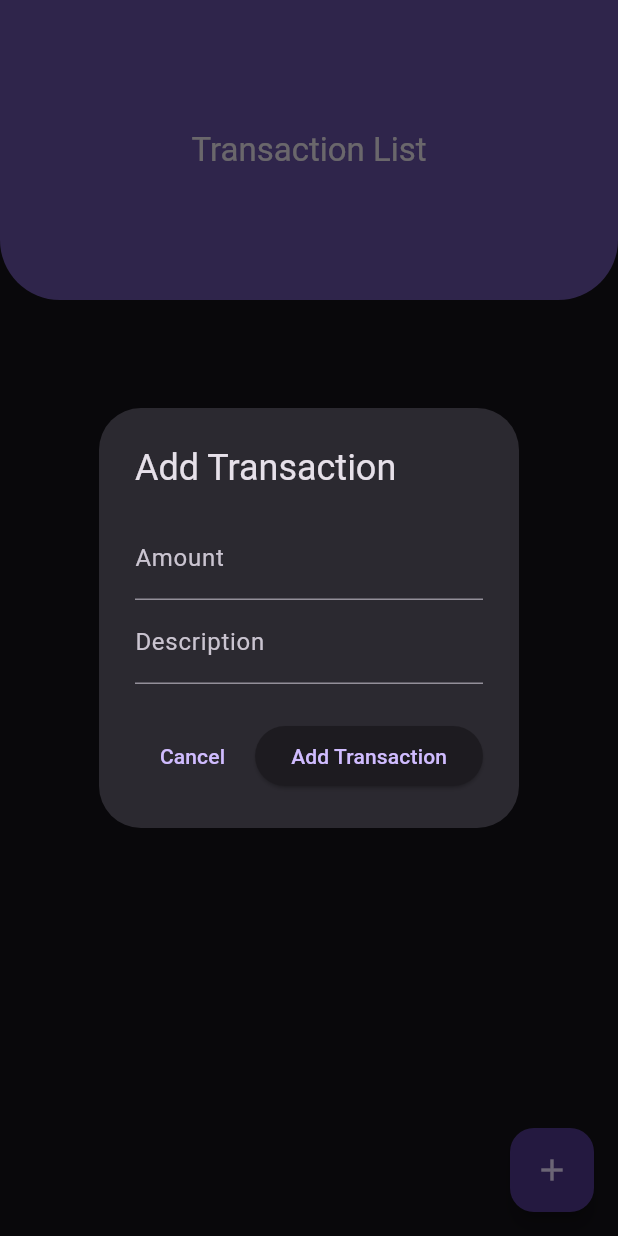
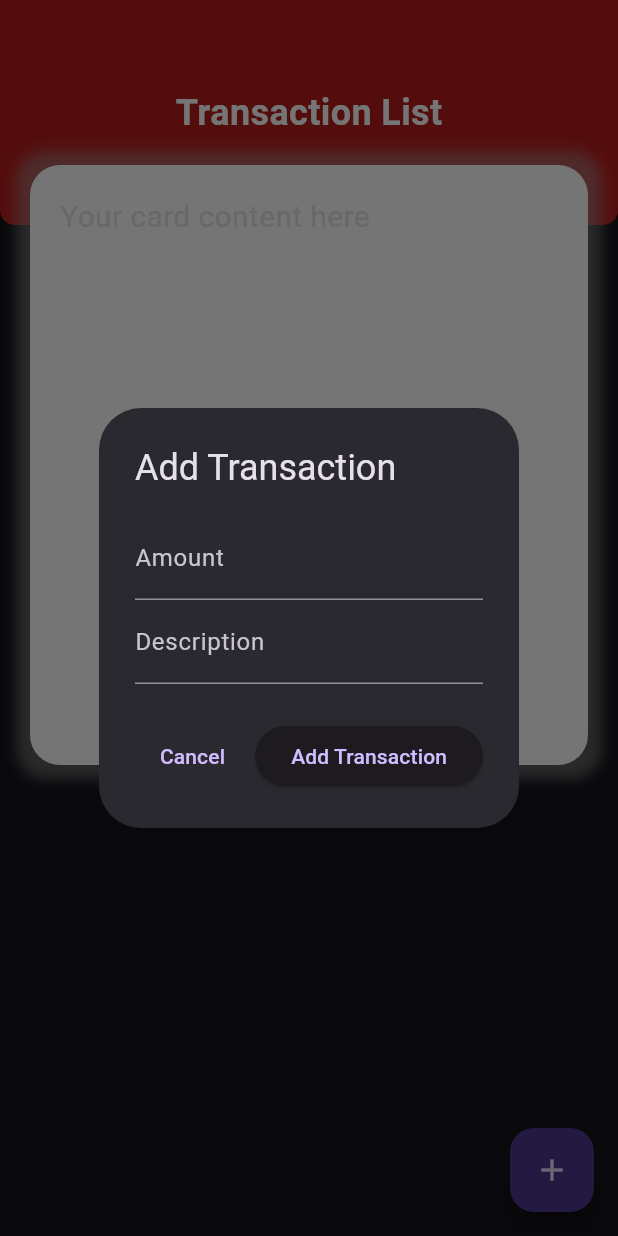
Before and after one commit to bekirglr/flutter-finance_Tracking, a Flutter app: the screen it shows after launch, after a tap on the "add" icon, on a phone screen of 412 x 824 dp. Run offline on Flutter 3.47's test engine with Material 3 defaults, Android fonts, the phone set to English and light mode, and no system bars; our stand-ins replace sqflite; accounts and stored records are empty.

Commit message:
UI design and code improvements have been made.

```diff
--- a/lib/screens/transaction_list_screen.dart
+++ b/lib/screens/transaction_list_screen.dart
@@ -10,6 +10,7 @@ class TransactionListScreen extends StatefulWidget {
 
 class _TransactionListScreenState extends State<TransactionListScreen> {
   late Future<List<Transaction>> _transactionsFuture;
+  bool _isLoading = false;
 
   @override
   void initState() {
@@ -19,22 +20,91 @@ class _TransactionListScreenState extends State<TransactionListScreen> {
 
   Future<void> _refreshTransactions() async {
     setState(() {
+      _isLoading = true;
+    });
+
+    try {
       _transactionsFuture = DbHelper.instance.getTransactions();
+    } catch (e) {
+      _showErrorDialog('Failed to load transactions: $e');
+    } finally {
+      setState(() {
+        _isLoading = false;
       });
+    }
+  }
+
+  void _showErrorDialog(String errorMessage) {
+    showDialog(
+      context: context,
+      builder: (BuildContext context) => AlertDialog(
+        title: Text('Error'),
+        content: Text(errorMessage),
+        actions: [
+          TextButton(
+            onPressed: () {
+              Navigator.pop(context);
+            },
+            child: Text('OK'),
+          ),
+        ],
+      ),
+    );
   }
 
   @override
   Widget build(BuildContext context) {
     return Scaffold(
-      appBar: AppBar(
-        title: const Text('Transaction List'),
-        centerTitle: true,
-        toolbarHeight: 200,
-        backgroundColor: Theme.of(context).colorScheme.inversePrimary,
-        shape: const RoundedRectangleBorder(
-            borderRadius: BorderRadius.vertical(bottom: Radius.circular(40))),
+      body: Stack(
+        children: [
+          _buildAppBar(),
+          _buildTransactionList(),
+          _buildCard(),
+        ],
       ),
-      body: FutureBuilder<List<Transaction>>(
+      floatingActionButton: FloatingActionButton(
+        onPressed: () {
+          _showAddTransactionDialog();
+        },
+        child: Icon(Icons.add),
+      ),
+    );
+  }
+
+  Widget _buildAppBar() {
+    return Positioned(
+      top: 0,
+      left: 0,
+      right: 0,
+      child: Container(
+        height: 150.0,
+        decoration: BoxDecoration(
+          color: Colors.red[900],
+          borderRadius: BorderRadius.vertical(bottom: Radius.circular(10)),
+        ),
+        child: const Center(
+          child: Text(
+            'Transaction List',
+            style: TextStyle(
+              color: Colors.white,
+              fontSize: 24.0,
+              fontWeight: FontWeight.bold,
+            ),
+          ),
+        ),
+      ),
+    );
+  }
+
+  Widget _buildTransactionList() {
+    return Positioned(
+      top: 480,
+      left: 0,
+      right: 0,
+      bottom: 0,
+      child: _isLoading
+          ? Center(child: CircularProgressIndicator())
+          : FutureBuilder<List<Transaction>>(
               future: _transactionsFuture,
               builder: (context, snapshot) {
                 if (snapshot.connectionState == ConnectionState.waiting) {
@@ -44,22 +114,49 @@ class _TransactionListScreenState extends State<TransactionListScreen> {
                 } else {
                   return TransactionListView(
                     transactions: snapshot.data!,
-                deleteTransaction: _deleteTransaction);
+                    deleteTransaction: _deleteTransaction,
+                  );
                 }
               },
             ),
-      floatingActionButton: FloatingActionButton(
-        onPressed: () {
+    );
+  }
+
+  Widget _buildCard() {
+    return Positioned(
+      height: 400,
+      top: 110,
+      left: 20.0,
+      right: 20.0,
+      child: Container(
+        padding: EdgeInsets.all(20.0),
+        decoration: BoxDecoration(
+          color: Colors.white,
+          borderRadius: BorderRadius.circular(20.0),
+          boxShadow: [
+            BoxShadow(
+              color: Colors.grey.withOpacity(0.5),
+              spreadRadius: 9,
+              blurRadius: 7,
+              offset: Offset(0, 0), // changes position of shadow
+            ),
+          ],
+        ),
+        child: const Text(
+          'Your card content here',
+          style: TextStyle(fontSize: 20.0),
+        ),
+      ),
+    );
+  }
+
+  void _showAddTransactionDialog() {
     showDialog(
       context: context,
       builder: (BuildContext context) => AddTransactionDialog(),
     ).then((_) {
       _refreshTransactions();
     });
-        },
-        child: Icon(Icons.add),
-      ),
-    );
   }
 
   Future<void> _deleteTransaction(int id) async {
```
Lines whose indentation alone changed are shown as unchanged.
